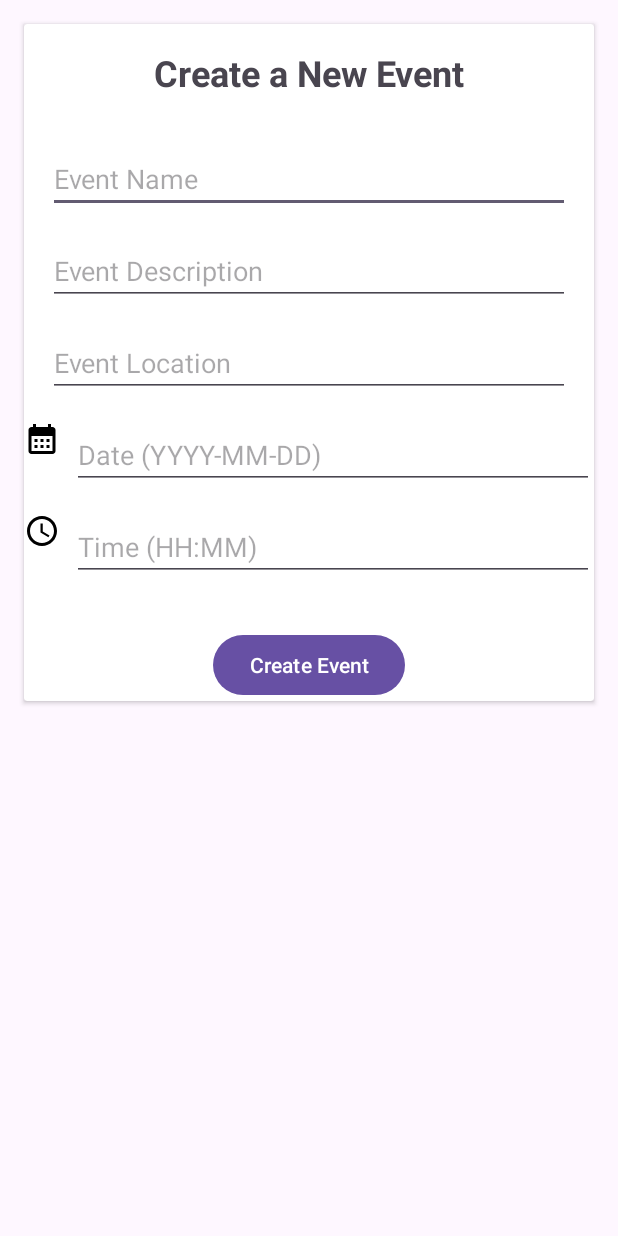
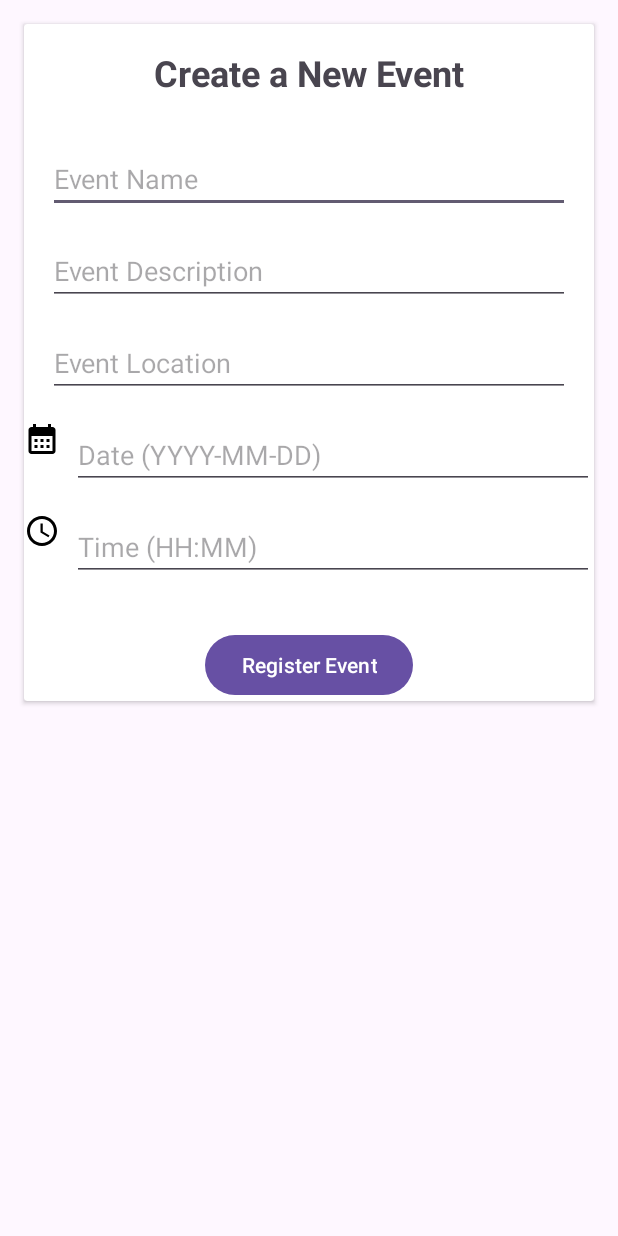
Before and after one commit to veerviren/Event-Managment-App, an Android app: the CreateEventActivity screen opened directly, with no data from a screen before it, on a phone screen of 412 x 824 dp. Run offline under Robolectric (Android 15) with nearby library versions, the phone set to English and light mode, and no system bars.

Commit message:
Update : layout

```diff
--- a/app/src/main/res/layout/activity_create_event.xml
+++ b/app/src/main/res/layout/activity_create_event.xml
@@ -106,7 +106,7 @@
             android:id="@+id/submit_button"
             android:layout_width="wrap_content"
             android:layout_height="wrap_content"
-            android:text="Create Event"
+            android:text="Register Event"
             android:layout_below="@id/event_time_crate_layout"
             android:layout_marginTop="32dp"
             android:layout_centerHorizontal="true"/>
```
Also changed, not shown: app/src/main/res/layout/activity_main.xml (+4 -4 lines).
